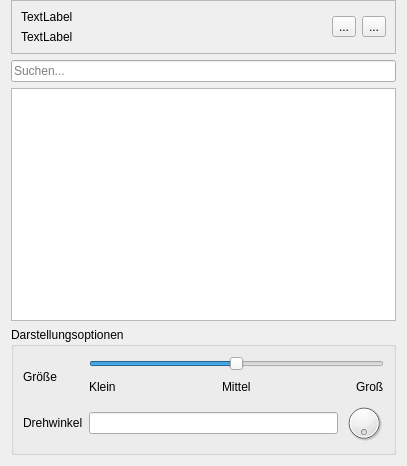
First picture: the form in src/SAGisXPlanung/ui/attribute_edit.ui, repository nti-de/SAGisXPlanung, before the edit.
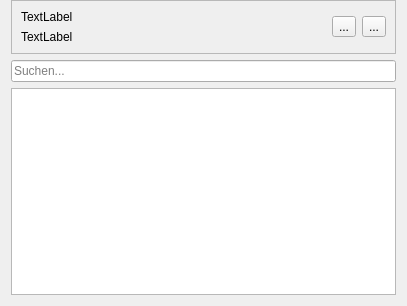
Second picture: the form after the edit.

Commit message:
basic new attribute view component
# Conflicts:
#	src/SAGisXPlanung/gui/widgets/QAttributeEdit.py

Diff of the .ui file:
```diff
--- a/src/SAGisXPlanung/ui/attribute_edit.ui
+++ b/src/SAGisXPlanung/ui/attribute_edit.ui
@@ -7,7 +7,7 @@
     <x>0</x>
     <y>0</y>
     <width>407</width>
-    <height>466</height>
+    <height>306</height>
    </rect>
   </property>
   <property name="windowTitle">
@@ -72,7 +72,7 @@
     </widget>
    </item>
    <item>
-    <widget class="QTableView" name="tableView">
+    <widget class="QTreeView" name="treeView">
      <property name="sizePolicy">
       <sizepolicy hsizetype="Preferred" vsizetype="MinimumExpanding">
        <horstretch>0</horstretch>
@@ -81,169 +81,6 @@
      </property>
     </widget>
    </item>
-   <item>
-    <widget class="QGroupBox" name="styleGroup">
-     <property name="title">
-      <string>Darstellungsoptionen</string>
-     </property>
-     <property name="flat">
-      <bool>false</bool>
-     </property>
-     <layout class="QGridLayout" name="gridLayout">
-      <item row="0" column="0">
-       <widget class="QLabel" name="label">
-        <property name="text">
-         <string>Größe</string>
-        </property>
-       </widget>
-      </item>
-      <item row="1" column="0">
-       <widget class="QLabel" name="label_5">
-        <property name="sizePolicy">
-         <sizepolicy hsizetype="Preferred" vsizetype="Preferred">
-          <horstretch>0</horstretch>
-          <verstretch>0</verstretch>
-         </sizepolicy>
-        </property>
-        <property name="text">
-         <string>Drehwinkel</string>
-        </property>
-       </widget>
-      </item>
-      <item row="1" column="1">
-       <layout class="QHBoxLayout" name="horizontalLayout_2">
-        <item>
-         <widget class="QLineEdit" name="angleEdit">
-          <property name="sizePolicy">
-           <sizepolicy hsizetype="Expanding" vsizetype="Fixed">
-            <horstretch>0</horstretch>
-            <verstretch>0</verstretch>
-           </sizepolicy>
-          </property>
-         </widget>
-        </item>
-        <item>
-         <widget class="QDial" name="angleDial">
-          <property name="enabled">
-           <bool>true</bool>
-          </property>
-          <property name="sizePolicy">
-           <sizepolicy hsizetype="Preferred" vsizetype="Preferred">
-            <horstretch>0</horstretch>
-            <verstretch>0</verstretch>
-           </sizepolicy>
-          </property>
-          <property name="maximumSize">
-           <size>
-            <width>40</width>
-            <height>40</height>
-           </size>
-          </property>
-          <property name="maximum">
-           <number>359</number>
-          </property>
-          <property name="orientation">
-           <enum>Qt::Horizontal</enum>
-          </property>
-          <property name="invertedAppearance">
-           <bool>true</bool>
-          </property>
-          <property name="invertedControls">
-           <bool>true</bool>
-          </property>
-          <property name="wrapping">
-           <bool>true</bool>
-          </property>
-          <property name="notchesVisible">
-           <bool>false</bool>
-          </property>
-         </widget>
-        </item>
-       </layout>
-      </item>
-      <item row="0" column="1">
-       <layout class="QVBoxLayout" name="verticalLayout_2">
-        <item>
-         <widget class="QSlider" name="sizeSlider">
-          <property name="minimum">
-           <number>1</number>
-          </property>
-          <property name="maximum">
-           <number>99</number>
-          </property>
-          <property name="singleStep">
-           <number>1</number>
-          </property>
-          <property name="sliderPosition">
-           <number>50</number>
-          </property>
-          <property name="tracking">
-           <bool>true</bool>
-          </property>
-          <property name="orientation">
-           <enum>Qt::Horizontal</enum>
-          </property>
-          <property name="tickPosition">
-           <enum>QSlider::NoTicks</enum>
-          </property>
-         </widget>
-        </item>
-        <item>
-         <layout class="QHBoxLayout" name="horizontalLayout">
-          <item>
-           <widget class="QLabel" name="label_3">
-            <property name="text">
-             <string>Klein</string>
-            </property>
-           </widget>
-          </item>
-          <item>
-           <spacer name="horizontalSpacer_2">
-            <property name="orientation">
-             <enum>Qt::Horizontal</enum>
-            </property>
-            <property name="sizeHint" stdset="0">
-             <size>
-              <width>40</width>
-              <height>20</height>
-             </size>
-            </property>
-           </spacer>
-          </item>
-          <item>
-           <widget class="QLabel" name="label_4">
-            <property name="text">
-             <string>Mittel</string>
-            </property>
-           </widget>
-          </item>
-          <item>
-           <spacer name="horizontalSpacer">
-            <property name="orientation">
-             <enum>Qt::Horizontal</enum>
-            </property>
-            <property name="sizeHint" stdset="0">
-             <size>
-              <width>40</width>
-              <height>20</height>
-             </size>
-            </property>
-           </spacer>
-          </item>
-          <item>
-           <widget class="QLabel" name="label_2">
-            <property name="text">
-             <string>Groß</string>
-            </property>
-           </widget>
-          </item>
-         </layout>
-        </item>
-       </layout>
-      </item>
-     </layout>
-    </widget>
-   </item>
   </layout>
  </widget>
  <resources/>
```
The commit also changes 12 other files.
